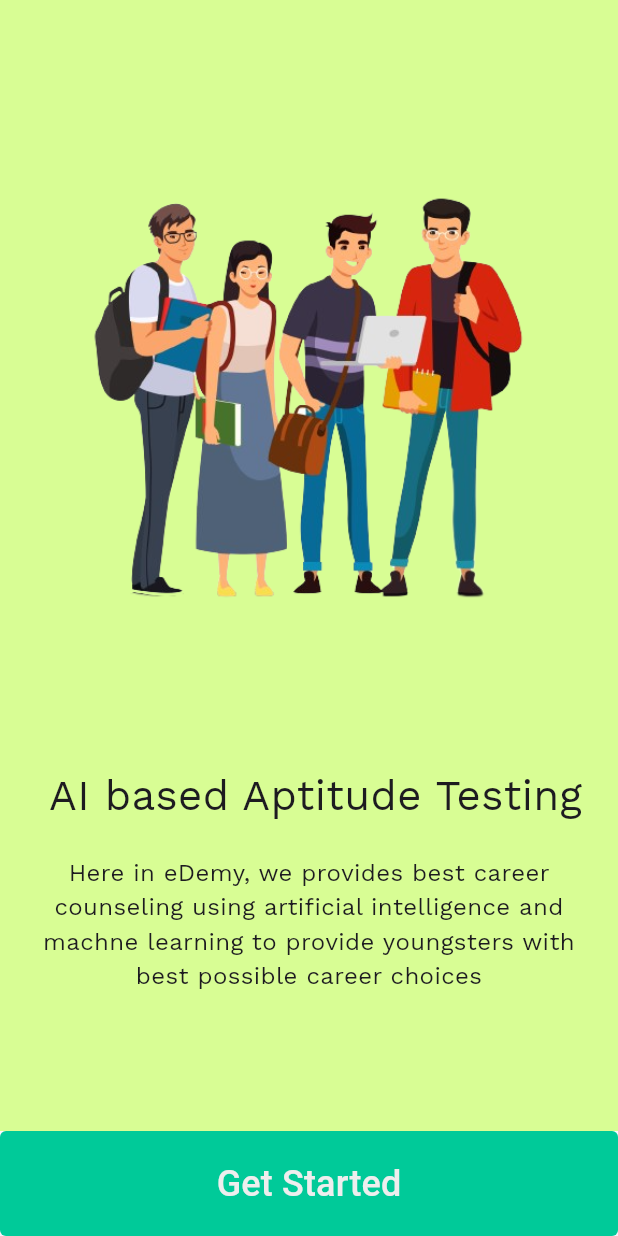
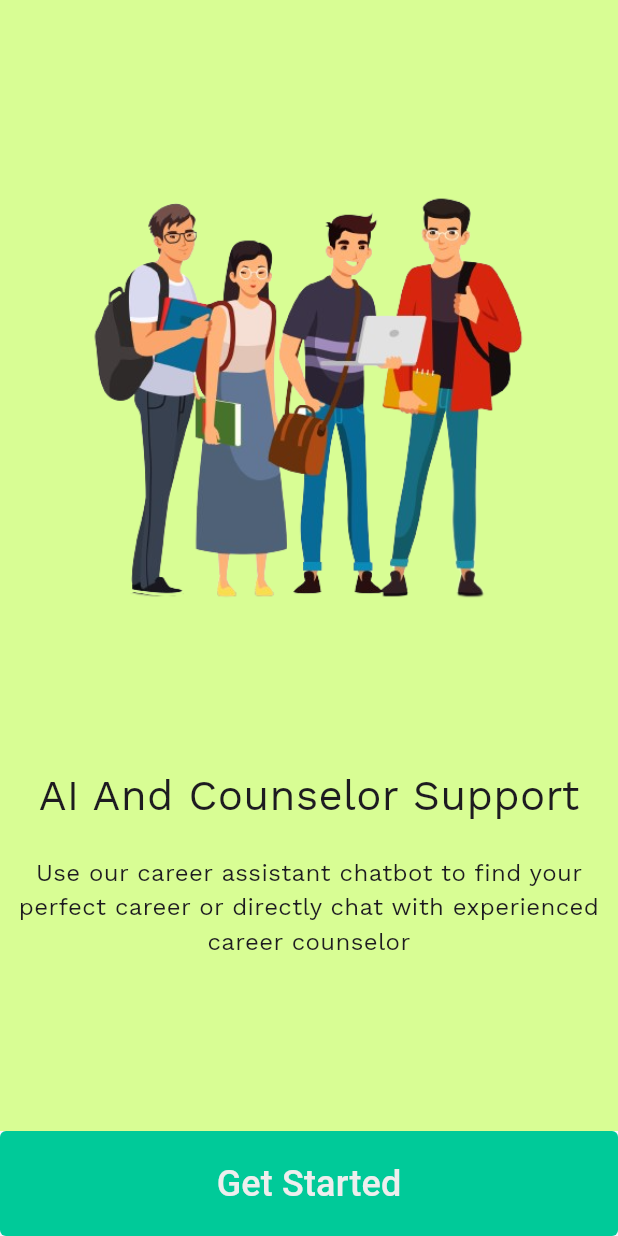
Before and after one commit to eDemy-SIH/eDemy-App, a Flutter app: the screen it shows after launch, swiped to page 3, on a phone screen of 412 x 824 dp. Run offline on Flutter 3.47's test engine with Material 3 defaults, Android fonts, the light colour scheme and no system bars; our stand-ins replace cloud_firestore, firebase_auth, firebase_core, hive, hive_flutter, pdf and 3 more; accounts and stored records are empty.

Commit message:
ui fixes

```diff
--- a/lib/pages/get_started.dart
+++ b/lib/pages/get_started.dart
@@ -33,12 +33,12 @@ class _GetStartedState extends State<GetStarted> {
             ),
             Onboarding(
               title: "Discover Unique Careers",
-              subtitle: "Here in eDemy, we provides best career counseling using artificial intelligence and machne learning to provide youngsters with best possible career choices",
+              subtitle: "Discover all ways to pursue your career from our extensive career roadmaps for all types of jobs acrross multiple fields.",
               imagestring: "assets/images/student1.png",
             ),
             Onboarding(
-              title: " AI based Aptitude Testing",
-              subtitle: "Here in eDemy, we provides best career counseling using artificial intelligence and machne learning to provide youngsters with best possible career choices",
+              title: "AI And Counselor Support",
+              subtitle: "Use our career assistant chatbot to find your perfect career or directly chat with experienced career counselor",
               imagestring: "assets/images/student1.png",
             ),
           ],
```
Also changed, not shown: lib/pages/education_info.dart (deleted, +0 -323 lines), assets/images/student2.png (added), assets/images/student3.png (added), pubspec.lock.
